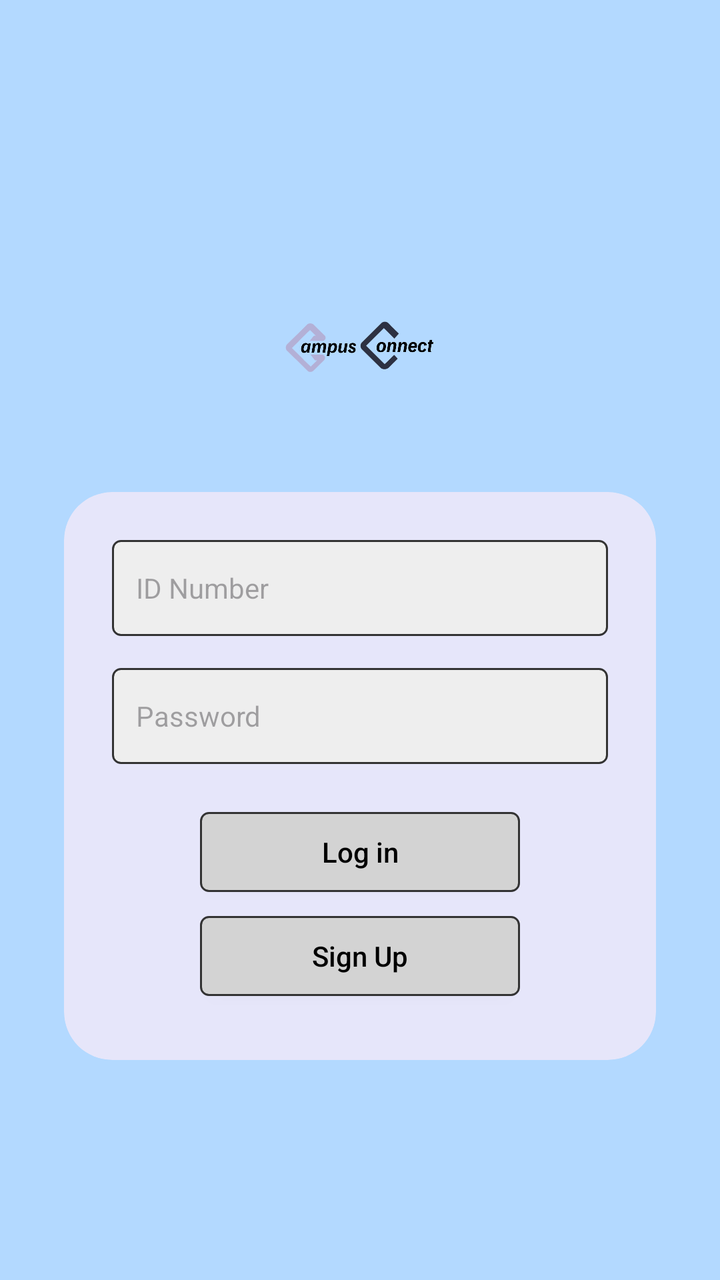
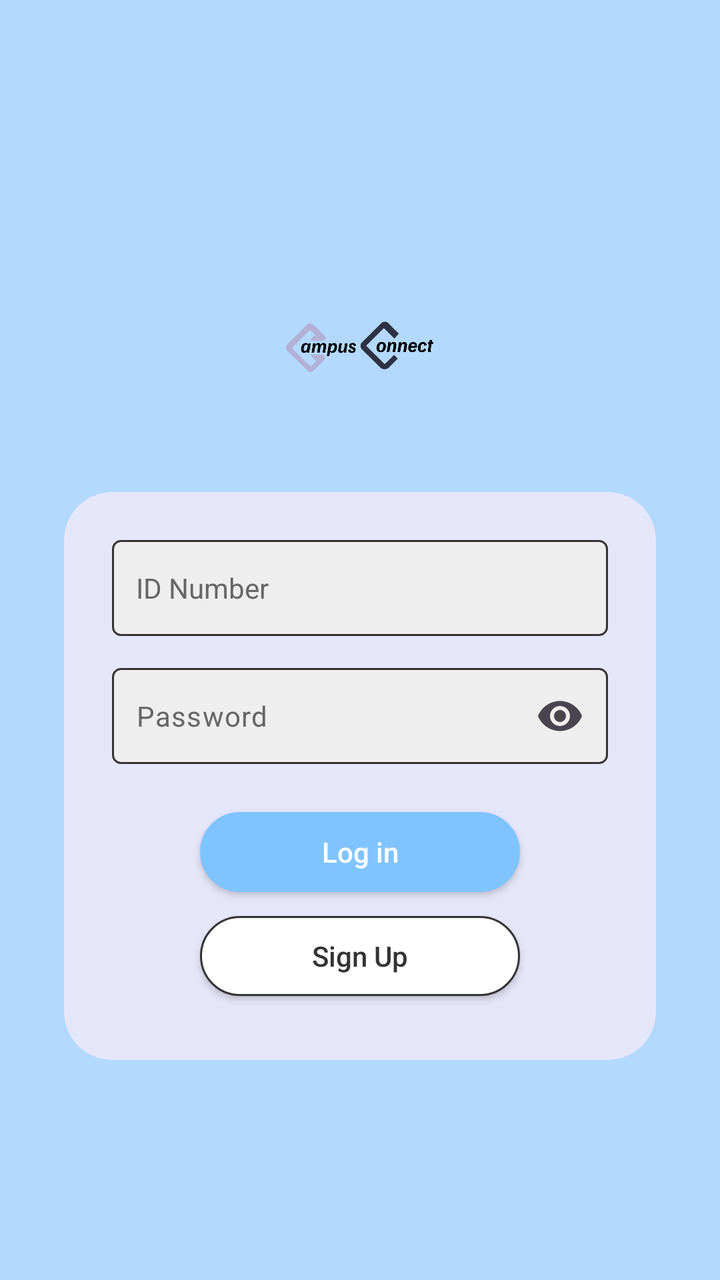

Two renders of the same Android screen: before a commit and after it. Below are the layout's source before the change and the commit's diff.
<!-- AndroidManifest.xml: application theme Theme.CampusConnect -->
<!-- res/layout/activity_login.xml -->
<?xml version="1.0" encoding="utf-8"?>
<androidx.constraintlayout.widget.ConstraintLayout xmlns:android="http://schemas.android.com/apk/res/android"
    xmlns:app="http://schemas.android.com/apk/res-auto"
    android:layout_width="match_parent"
    android:layout_height="match_parent"
    android:background="#B3D9FF"> 

    
    <LinearLayout
        android:id="@+id/logoContainer"
        android:layout_width="wrap_content"
        android:layout_height="wrap_content"
        android:layout_marginTop="64dp"
        android:gravity="center"
        android:orientation="vertical"
        app:layout_constraintEnd_toEndOf="parent"
        app:layout_constraintStart_toStartOf="parent"
        app:layout_constraintTop_toTopOf="parent">

        
        <ImageView
            android:layout_width="300dp"
            android:layout_height="150dp"
            android:src="@drawable/campusconnect"
            android:scaleType="fitCenter"
            android:contentDescription="CampusConnect Logo" />
    </LinearLayout>

    
    <androidx.cardview.widget.CardView
        android:layout_width="0dp"
        android:layout_height="wrap_content"
        android:layout_marginStart="32dp"
        android:layout_marginTop="32dp"
        android:layout_marginEnd="32dp"
        app:cardBackgroundColor="#E6E6FA"
        app:cardCornerRadius="24dp"
        app:cardElevation="0dp"
        app:layout_constraintEnd_toEndOf="parent"
        app:layout_constraintStart_toStartOf="parent"
        app:layout_constraintTop_toBottomOf="@+id/logoContainer">

        <LinearLayout
            android:layout_width="match_parent"
            android:layout_height="wrap_content"
            android:orientation="vertical"
            android:padding="24dp">

            <EditText
                android:id="@+id/idNumberEditText"
                android:layout_width="match_parent"
                android:layout_height="48dp"
                android:background="@drawable/edit_text_bg"
                android:hint="ID Number"
                android:inputType="text"
                android:paddingStart="12dp"
                android:paddingEnd="12dp"
                android:textSize="14sp" />

            <EditText
                android:id="@+id/passwordEditText"
                android:layout_width="match_parent"
                android:layout_height="48dp"
                android:layout_marginTop="16dp"
                android:background="@drawable/edit_text_bg"
                android:hint="Password"
                android:inputType="textPassword"
                android:paddingStart="12dp"
                android:paddingEnd="12dp"
                android:textSize="14sp" />

            <androidx.appcompat.widget.AppCompatButton
                android:id="@+id/loginButton"
                android:layout_width="160dp"
                android:layout_height="40dp"
                android:layout_gravity="center_horizontal"
                android:layout_marginTop="24dp"
                android:background="@drawable/button_bg"
                android:text="Log in"
                android:textAllCaps="false"
                android:textColor="#000000" />

            <androidx.appcompat.widget.AppCompatButton
                android:id="@+id/signUpButton"
                android:layout_width="160dp"
                android:layout_height="40dp"
                android:layout_gravity="center_horizontal"
                android:layout_marginTop="12dp"
                android:layout_marginBottom="8dp"
                android:background="@drawable/button_bg"
                android:text="Sign Up"
                android:textAllCaps="false"
                android:textColor="#000000" />
        </LinearLayout>
    </androidx.cardview.widget.CardView>
</androidx.constraintlayout.widget.ConstraintLayout>
<!-- resources referenced by this layout -->
<resources>
  <!-- drawable button_bg (drawable) -->
  <?xml version="1.0" encoding="utf-8"?>
  <shape xmlns:android="http://schemas.android.com/apk/res/android"
      android:shape="rectangle">
      <solid android:color="#D3D3D3" />
      <stroke android:width="1dp" android:color="#333333" />
      <corners android:radius="4dp" />
  </shape>
  <!-- drawable campusconnect: png bitmap (drawable, 141850 bytes) -->
  <!-- drawable edit_text_bg (drawable) -->
  <?xml version="1.0" encoding="utf-8"?>
  <shape xmlns:android="http://schemas.android.com/apk/res/android"
      android:shape="rectangle">
      <solid android:color="#EEEEEE" />
      <stroke android:width="1dp" android:color="#333333" />
      <corners android:radius="4dp" />
  </shape>
  <style name="Theme.CampusConnect" parent="Base.Theme.CampusConnect" />
  <style name="Base.Theme.CampusConnect" parent="Theme.Material3.DayNight.NoActionBar">
          
          
      </style>
</resources>

<!-- the commit's change to res/layout/activity_login.xml (unified diff, before → after) -->
@@ -55,19 +55,34 @@
                 android:inputType="text"
                 android:paddingStart="12dp"
                 android:paddingEnd="12dp"
+                android:textColor="#333333"
+                android:textColorHint="#666666"
                 android:textSize="14sp" />
 
-            <EditText
-                android:id="@+id/passwordEditText"
+            <com.google.android.material.textfield.TextInputLayout
                 android:layout_width="match_parent"
-                android:layout_height="48dp"
+                android:layout_height="wrap_content"
                 android:layout_marginTop="16dp"
-                android:background="@drawable/edit_text_bg"
-                android:hint="Password"
-                android:inputType="textPassword"
-                android:paddingStart="12dp"
-                android:paddingEnd="12dp"
-                android:textSize="14sp" />
+                app:endIconMode="password_toggle"
+                app:hintEnabled="false">
+
+                <com.google.android.material.textfield.TextInputEditText
+                    android:id="@+id/passwordEditText"
+                    android:layout_width="match_parent"
+                    android:layout_height="wrap_content"
+                    android:minHeight="48dp"
+                    android:background="@drawable/edit_text_bg"
+                    android:gravity="center_vertical"
+                    android:hint="Password"
+                    android:inputType="textPassword"
+                    android:paddingTop="12dp"
+                    android:paddingBottom="12dp"
+                    android:paddingStart="12dp"
+                    android:paddingEnd="12dp"
+                    android:textColor="#333333"
+                    android:textColorHint="#666666"
+                    android:textSize="14sp" />
+            </com.google.android.material.textfield.TextInputLayout>
 
             <androidx.appcompat.widget.AppCompatButton
                 android:id="@+id/loginButton"
@@ -75,10 +90,10 @@
                 android:layout_height="40dp"
                 android:layout_gravity="center_horizontal"
                 android:layout_marginTop="24dp"
-                android:background="@drawable/button_bg"
+                android:background="@drawable/submit_report_btn_bg"
                 android:text="Log in"
                 android:textAllCaps="false"
-                android:textColor="#000000" />
+                android:textColor="#FFFFFF" />
 
             <androidx.appcompat.widget.AppCompatButton
                 android:id="@+id/signUpButton"
@@ -87,10 +102,10 @@
                 android:layout_gravity="center_horizontal"
                 android:layout_marginTop="12dp"
                 android:layout_marginBottom="8dp"
-                android:background="@drawable/button_bg"
+                android:background="@drawable/cancel_btn_bg"
                 android:text="Sign Up"
                 android:textAllCaps="false"
-                android:textColor="#000000" />
+                android:textColor="#333333" />
         </LinearLayout>
     </androidx.cardview.widget.CardView>
 </androidx.constraintlayout.widget.ConstraintLayout>
<!-- resource entries referenced after the edit -->
@@ -1,14 +1,13 @@
 <!-- resources referenced by this layout -->
 <resources>
-  <!-- drawable button_bg (drawable) -->
+  <!-- drawable campusconnect: png bitmap (drawable, 141850 bytes) -->
+  <!-- drawable cancel_btn_bg (drawable) -->
   <?xml version="1.0" encoding="utf-8"?>
-  <shape xmlns:android="http://schemas.android.com/apk/res/android"
-      android:shape="rectangle">
-      <solid android:color="#D3D3D3" />
+  <shape xmlns:android="http://schemas.android.com/apk/res/android">
+      <solid android:color="#FFFFFF" />
       <stroke android:width="1dp" android:color="#333333" />
-      <corners android:radius="4dp" />
+      <corners android:radius="24dp" />
   </shape>
-  <!-- drawable campusconnect: png bitmap (drawable, 141850 bytes) -->
   <!-- drawable edit_text_bg (drawable) -->
   <?xml version="1.0" encoding="utf-8"?>
   <shape xmlns:android="http://schemas.android.com/apk/res/android"
@@ -17,6 +16,12 @@
       <stroke android:width="1dp" android:color="#333333" />
       <corners android:radius="4dp" />
   </shape>
+  <!-- drawable submit_report_btn_bg (drawable) -->
+  <?xml version="1.0" encoding="utf-8"?>
+  <shape xmlns:android="http://schemas.android.com/apk/res/android">
+      <solid android:color="#80C4FF" />
+      <corners android:radius="24dp" />
+  </shape>
   <style name="Theme.CampusConnect" parent="Base.Theme.CampusConnect" />
   <style name="Base.Theme.CampusConnect" parent="Theme.Material3.DayNight.NoActionBar">
           
